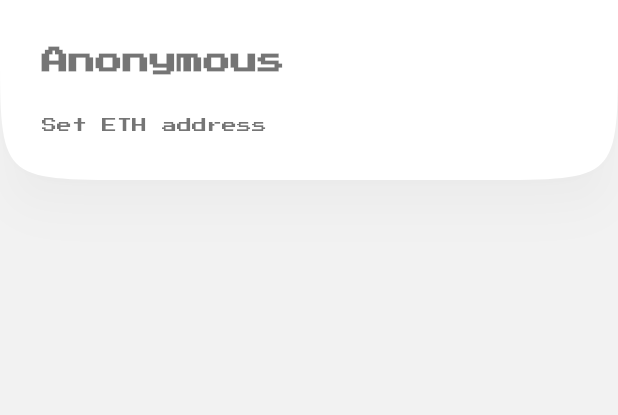
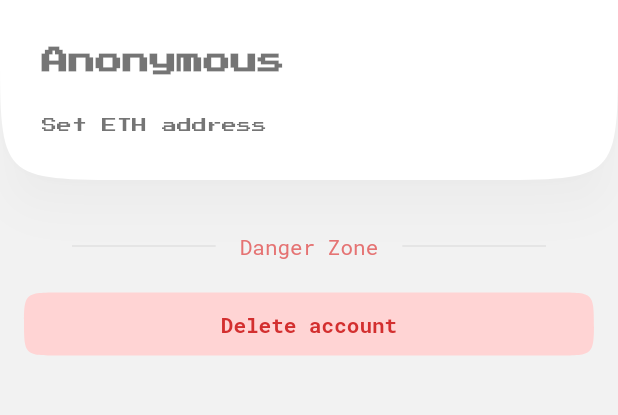
Before and after one commit to glorylab/POAPin, a Flutter app: the ProfilePage screen opened by its route, on a phone screen of 412 x 824 dp, the part 84-499 px from its top. Run offline on Flutter 3.47's test engine with Material 2 defaults, Android fonts, the phone set to English and light mode, and no system bars; our stand-ins replace dio, extended_image, firebase_analytics, firebase_auth, firebase_core, firebase_messaging and 22 more; missing offline and left inert: dash_painter, ens_dart, gradient_ui_widgets, we_slide, web3dart; accounts and stored records are empty; generated files the repository leaves out were written again; network calls fail; statements that could not run were skipped.

Commit message:
🏗️ Add delete account feature
This is part of #5.

```diff
--- a/lib/ui/pages/me/page.dart
+++ b/lib/ui/pages/me/page.dart
@@ -13,7 +13,6 @@ import 'package:poapin/ui/page.base.dart';
 import 'package:poapin/ui/pages/auth/controller.dart';
 import 'package:poapin/ui/pages/auth/page.dart';
 import 'package:poapin/ui/pages/me/controller.dart';
-import 'package:poapin/util/show_input.dart';
 
 class MePage extends BasePage<MeController> {
   const MePage({Key? key}) : super(key: key);
@@ -267,8 +266,6 @@ class ProfileCard extends StatelessWidget {
                 return Expanded(
                   child: RawMaterialButton(
                     onPressed: () {
-                      // InputHelper.showBottomInput(context, 'ETH address or ENS',
-                      //     c.addressController, c.onSubmit);
                       Get.toNamed('/profile');
                     },
                     fillColor: Colors.white,
--- a/lib/ui/pages/profile/page.dart
+++ b/lib/ui/pages/profile/page.dart
@@ -4,6 +4,7 @@ import 'package:google_fonts/google_fonts.dart';
 import 'package:poapin/controllers/controller.user.dart';
 import 'package:poapin/ui/components/buttons/back.dart';
 import 'package:poapin/ui/components/buttons/go_home.dart';
+import 'package:poapin/ui/components/dialogs/alert.dart';
 import 'package:poapin/ui/page.base.dart';
 import 'package:poapin/ui/pages/profile/controller.dart';
 import 'package:poapin/util/show_input.dart';
@@ -38,7 +39,123 @@ class ProfilePage extends BasePage<ProfileController> {
           ),
         ),
       ),
-      body: ListView(children: [ProfileCard()]),
+      body: GetBuilder<UserController>(
+        builder: (c) => ListView(children: [
+          const ProfileCard(),
+          const SizedBox(height: 16),
+          c.isSignedIn ? const DangerZone() : Container(),
+          c.isSignedIn
+              ? DangerButton(
+                  text: 'Delete account',
+                  onPressed: () {
+                    Get.dialog(AlertDialogContent(
+                      title: 'Alert',
+                      content:
+                          'Are you certain you want to delete your account?\n\nThis operation cannot be undone.',
+                      mainButtonText: 'Delete',
+                      onCancled: () {
+                        Get.back();
+                      },
+                      onPressed: () async {
+                        controller.deleteAccount().then((result) {
+                          if (result) {
+                            controller.backToHome();
+                          } else {
+                            controller.showError();
+                          }
+                        });
+                        Get.back();
+                      },
+                    ));
+                    // Get.defaultDialog(
+                    //   title: 'Delete account',
+                    //   content: Text('Are you sure you want to delete your account?'),
+                    //   actions: [
+                    //     TextButton(
+                    //       child: const Text('Cancel'),
+                    //       onPressed: () => Get.back(),
+                    //     ),
+                    //     TextButton(
+                    //       child: const Text('Delete'),
+                    //       onPressed: () async {
+                    //         controller.deleteAccount();
+                    //       },
+                    //     ),
+                    //   ],
+                    // );
+                  },
+                )
+              : Container(),
+        ]),
+      ),
+    );
+  }
+}
+
+class DangerButton extends StatelessWidget {
+  const DangerButton({Key? key, required this.text, required this.onPressed})
+      : super(key: key);
+
+  final String text;
+  final Function() onPressed;
+
+  @override
+  Widget build(BuildContext context) {
+    return Container(
+      padding: const EdgeInsets.symmetric(horizontal: 16),
+      child: RawMaterialButton(
+        onPressed: onPressed,
+        shape: ContinuousRectangleBorder(
+          borderRadius: BorderRadius.circular(24),
+        ),
+        fillColor: const Color.fromARGB(255, 255, 212, 212),
+        highlightColor: Colors.redAccent[100],
+        elevation: 0,
+        child: Container(
+          padding: const EdgeInsets.symmetric(horizontal: 16, vertical: 12),
+          child: Text(
+            text,
+            style: GoogleFonts.robotoMono(
+              color: Colors.red[700],
+              fontWeight: FontWeight.bold,
+            ),
+          ),
+        ),
+      ),
+    );
+  }
+}
+
+class DangerZone extends StatelessWidget {
+  const DangerZone({Key? key}) : super(key: key);
+
+  @override
+  Widget build(BuildContext context) {
+    return Container(
+      height: 56,
+      padding: const EdgeInsets.symmetric(horizontal: 48),
+      child: Row(mainAxisAlignment: MainAxisAlignment.center, children: [
+        Expanded(
+          child: Container(
+            height: 0.6,
+            color: Colors.black12,
+            margin: const EdgeInsets.only(right: 16),
+          ),
+        ),
+        Text(
+          'Danger Zone',
+          style: GoogleFonts.robotoMono(
+            color: Colors.red[300],
+          ),
+        ),
+        Expanded(
+          child: Container(
+            height: 0.6,
+            color: Colors.black12,
+            margin: const EdgeInsets.only(left: 16),
+          ),
+        ),
+      ]),
     );
   }
 }
@@ -49,8 +166,7 @@ class ProfileCard extends StatelessWidget {
   }) : super(key: key);
   @override
   Widget build(BuildContext context) {
-    return Container(
-      child: Material(
+    return Material(
       color: Colors.white,
       shadowColor: Colors.black12,
       elevation: 12,
@@ -83,16 +199,15 @@ class ProfileCard extends StatelessWidget {
                   child: Container(
                     height: 88,
                     alignment: Alignment.centerLeft,
-                      padding: const EdgeInsets.symmetric(
-                          vertical: 8, horizontal: 12),
+                    padding:
+                        const EdgeInsets.symmetric(vertical: 8, horizontal: 12),
                     child: GetBuilder<UserController>(
                       builder: (uc) => Row(
                         children: [
                           Expanded(
                             child: Column(
                               crossAxisAlignment: CrossAxisAlignment.start,
-                                mainAxisAlignment:
-                                    MainAxisAlignment.spaceEvenly,
+                              mainAxisAlignment: MainAxisAlignment.spaceEvenly,
                               children: [
                                 FittedBox(
                                   alignment: Alignment.centerLeft,
@@ -150,7 +265,6 @@ class ProfileCard extends StatelessWidget {
           ],
         ),
       ),
-      ),
     );
   }
 }
```
Also changed, not shown: lib/ui/components/dialogs/alert.dart (added, +156 -0 lines), lib/ui/pages/profile/controller.dart (+37 -0 lines). Lines whose indentation alone changed are shown as unchanged.
